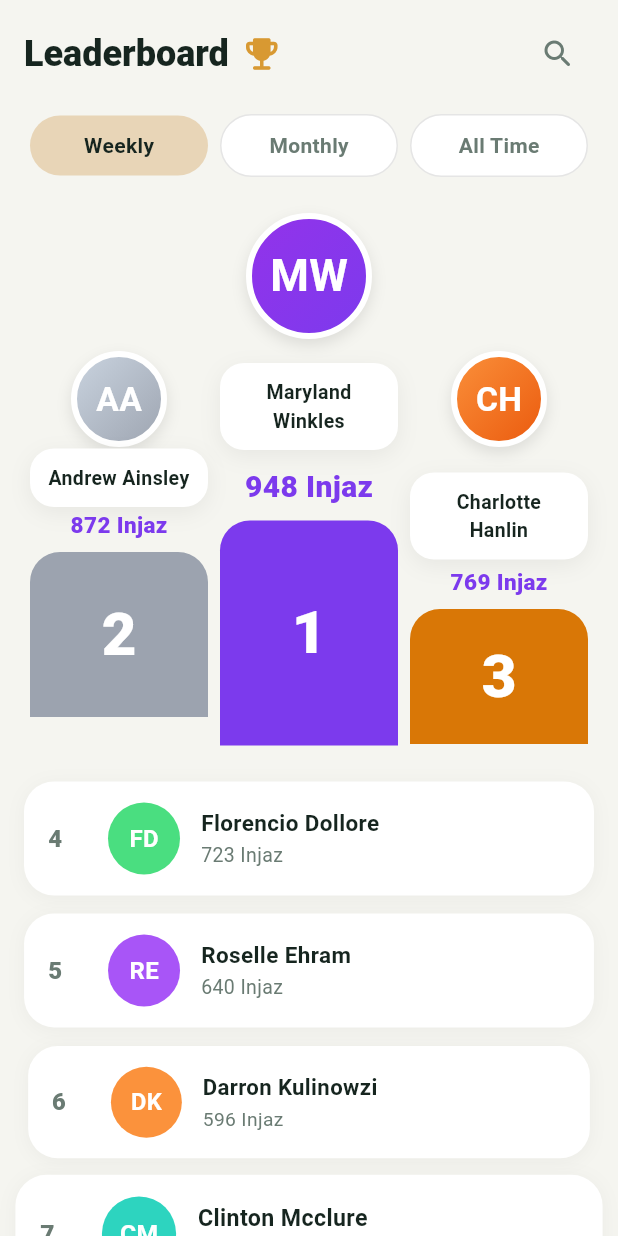
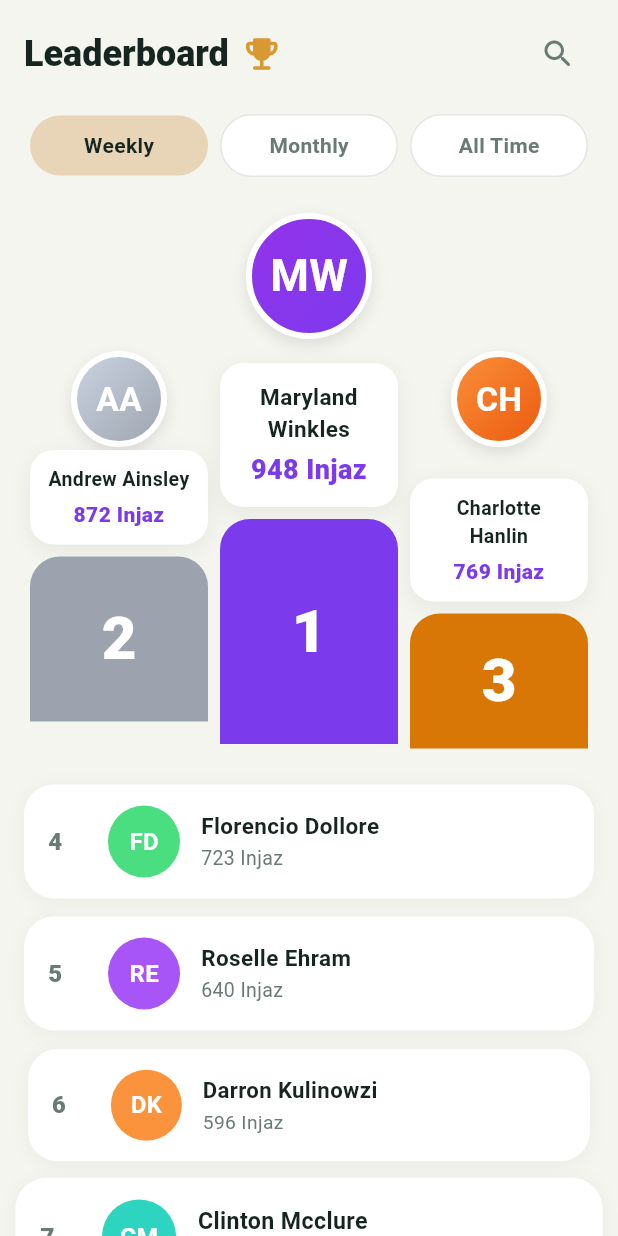
Before and after one commit to Salman-Farid/Nakhlah_2.0-main, a Flutter app: the LeaderboardView screen opened directly, on a phone screen of 412 x 824 dp. Run offline on Flutter 3.47's test engine with Material 3 defaults, Android fonts, the phone set to English and light mode, and no system bars; our stand-ins replace cached_network_image, get, get_storage, google_sign_in, share_plus; accounts and stored records are empty.

Commit message:
change the profile section

```diff
--- a/lib/views/leaderboard/leaderboard_view.dart
+++ b/lib/views/leaderboard/leaderboard_view.dart
@@ -172,17 +172,8 @@ class _Podium extends StatelessWidget {
                       colors: [Color(0xFFCBD5E1), Color(0xFF9CA3AF)],
                     ),
                   ),
-                  const SizedBox(height: 1),
+                  const SizedBox(height: 2),
                   _PodiumNameCard(entry: second),
-                  const SizedBox(height: 1),
-                  Text(
-                    '${second.injaz} Injaz',
-                    style: const TextStyle(
-                      color: AppColors.palm,
-                      fontWeight: FontWeight.w800,
-                      fontSize: 15,
-                    ),
-                  ),
                   const SizedBox(height: 8),
                   _PodiumBlock(place: 2, height: 110, color: const Color(0xFF9CA3AF)),
                 ],
@@ -193,16 +184,7 @@ class _Podium extends StatelessWidget {
               child: Column(
                 children: [
                   const SizedBox(height: 8),
-                  _PodiumNameCard(entry: first, large: false),
-                  const SizedBox(height: 10),
-                  Text(
-                    '${first.injaz} Injaz',
-                    style: const TextStyle(
-                      color: AppColors.palm,
-                      fontWeight: FontWeight.w800,
-                      fontSize: 20,
-                    ),
-                  ),
+                  _PodiumNameCard(entry: first, large: true),
                   const SizedBox(height: 8),
                   _PodiumBlock(place: 1, height: 150, color: AppColors.palm),
                 ],
@@ -221,17 +203,8 @@ class _Podium extends StatelessWidget {
                       colors: [Color(0xFFFB923C), Color(0xFFEA580C)],
                     ),
                   ),
-                  const SizedBox(height: 17),
+                  const SizedBox(height: 21),
                   _PodiumNameCard(entry: third),
-                  const SizedBox(height: 4),
-                  Text(
-                    '${third.injaz} Injaz',
-                    style: const TextStyle(
-                      color: AppColors.palm,
-                      fontWeight: FontWeight.w800,
-                      fontSize: 15,
-                    ),
-                  ),
                   const SizedBox(height: 8),
                   _PodiumBlock(place: 3, height: 90, color: const Color(0xFFD97706)),
                 ],
@@ -268,6 +241,7 @@ class _PodiumAvatar extends StatelessWidget {
           ),
         ],
       ),
+
       child: Center(
         child: Text(
           entry.avatar,
@@ -305,7 +279,10 @@ class _PodiumNameCard extends StatelessWidget {
           ),
         ],
       ),
-      child: Text(
+      child: Column(
+        mainAxisSize: MainAxisSize.min,
+        children: [
+          Text(
             entry.name,
             textAlign: TextAlign.center,
             maxLines: 2,
@@ -315,6 +292,18 @@ class _PodiumNameCard extends StatelessWidget {
               fontSize: large ? 15 : 13,
               color: AppColors.ink,
             ),
+          ),
+          const SizedBox(height: 4),
+          Text(
+            '${entry.injaz} Injaz',
+            textAlign: TextAlign.center,
+            style: TextStyle(
+              color: AppColors.palm,
+              fontWeight: FontWeight.w800,
+              fontSize: large ? 18 : 14,
+            ),
+          ),
+        ],
       ),
     );
   }
```
Lines whose indentation alone changed are shown as unchanged.
